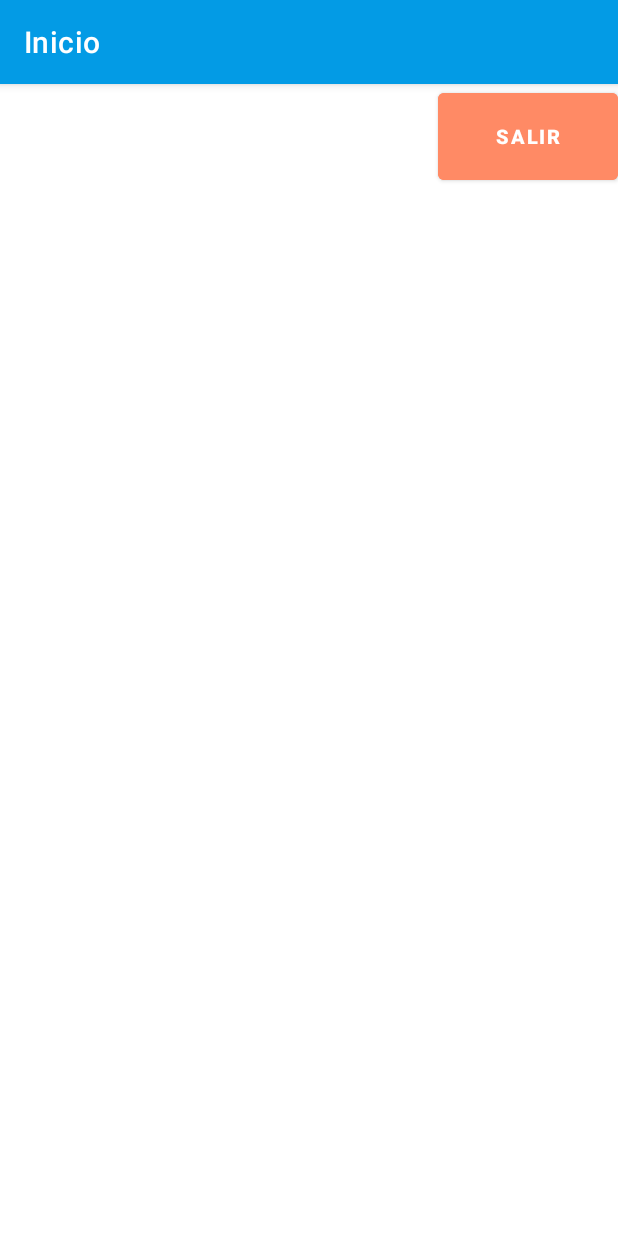
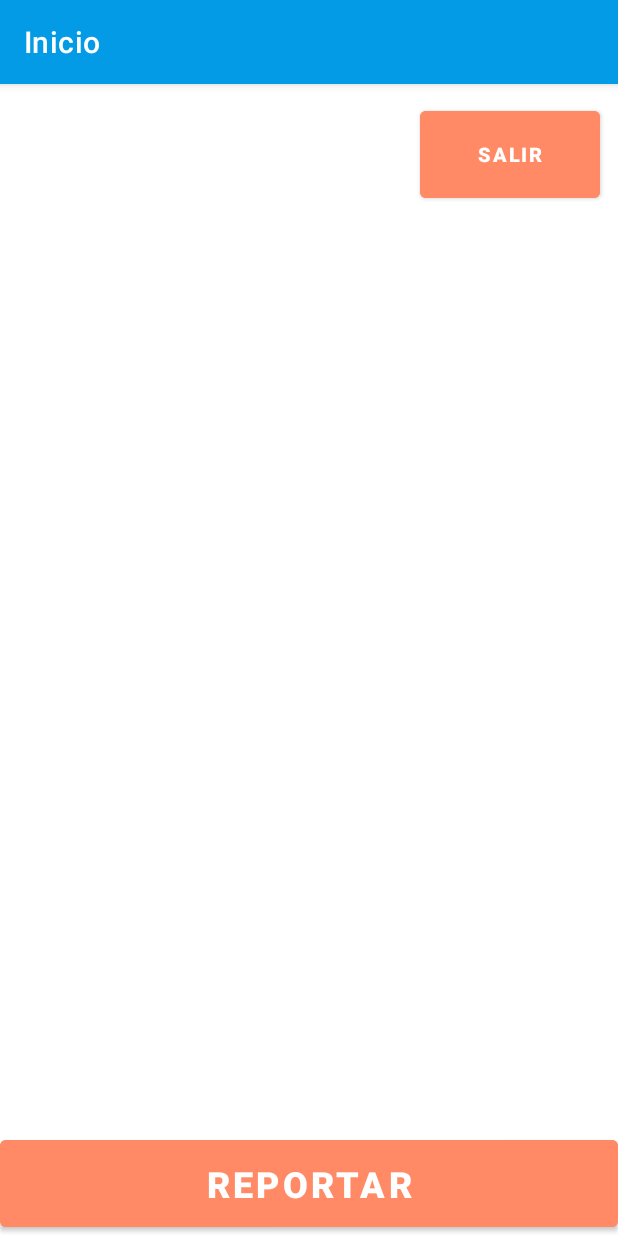
Before and after one commit to paulbm9/ST-Robmac, an Android app: the HomeActivity screen opened directly, with no data from a screen before it, on a phone screen of 412 x 824 dp. Run offline under Robolectric (Android 15) with nearby library versions, the phone set to English and light mode, and no system bars; our stand-ins replace Firebase (no records; nobody signed in at launch, a user with empty details on screens opened directly).

Commit message:
Anadio boton reportar

```diff
--- a/app/src/main/res/layout/activity_home.xml
+++ b/app/src/main/res/layout/activity_home.xml
@@ -39,13 +39,27 @@
         android:id="@+id/logOut"
         android:layout_width="120dp"
         android:layout_height="70dp"
-        android:layout_marginLeft="50dp"
-        android:layout_marginTop="24dp"
+        android:layout_marginRight="12dp"
+        android:layout_marginTop="12dp"
         android:backgroundTint="#FF8A65"
         android:text="Salir"
         android:textColor="#ffffff"
         android:textSize="13sp"
         android:textStyle="bold"
+        app:layout_constraintTop_toTopOf="parent"
         app:layout_constraintRight_toRightOf="parent" />
 
+    <Button
+        android:id="@+id/Reportar"
+        android:layout_width="match_parent"
+        android:layout_height="70dp"
+        android:backgroundTint="#FF8A65"
+        android:text="Reportar"
+        android:textColor="#ffffff"
+        android:textSize="24sp"
+        android:textStyle="bold"
+        app:layout_constraintLeft_toLeftOf="parent"
+        app:layout_constraintRight_toRightOf="parent"
+        app:layout_constraintBottom_toBottomOf="parent"/>
+
 </androidx.constraintlayout.widget.ConstraintLayout>
```
